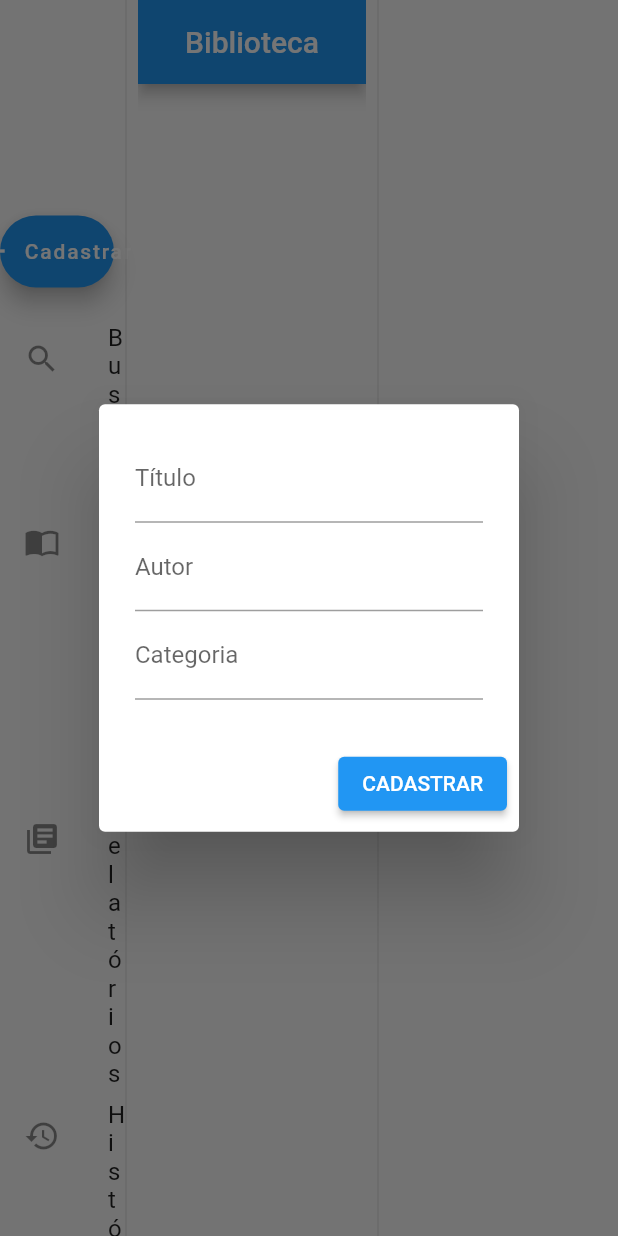
After one commit to RenataSisilio/biblioteca_adm, a Flutter app: the screen it shows after launch, after a tap on "Cadastrar", on a phone screen of 412 x 824 dp. The commit adds this screen. Run offline on Flutter 3.47's test engine with Material 2 defaults, Android fonts, the phone set to English and light mode, and no system bars; our stand-ins replace bloc, cloud_firestore, firebase_core, flutter_bloc, get_it; accounts and stored records are empty; generated files the repository leaves out were written again.

Commit message:
feat: complete CRUD

```diff
--- a/lib/routes/center_page.dart
+++ b/lib/routes/center_page.dart
@@ -17,12 +17,8 @@ class CenterPage extends StatelessWidget {
       children: const [
         SearchPage(),
         LibraryPage(),
-        Center(
-          child: Text('Cadastrar'),
-        ),
-        Center(
-          child: Text('Relatórios'),
-        ),
+        Center(child: Text('Relatórios')),
+        Center(child: Text('Histórico')),
       ],
     );
   }
--- /dev/null
+++ b/lib/widgets/book_info_dialog.dart
@@ -0,0 +1,76 @@
+import 'package:flutter/material.dart';
+import 'package:flutter_bloc/flutter_bloc.dart';
+
+import '../get_it.dart';
+import '../models/book.dart';
+import '../services/controllers/library_controller.dart';
+import 'category_form_field.dart';
+
+class BookInfoDialog extends StatelessWidget {
+  const BookInfoDialog({super.key, this.book});
+
+  final Book? book;
+
+  @override
+  Widget build(BuildContext context) {
+    final controller = getIt.get<LibraryController>();
+    final formKey = GlobalKey<FormState>();
+    final title = TextEditingController(text: book?.title);
+    final author = TextEditingController(text: book?.author);
+    final category = TextEditingController(text: book?.category);
+
+    return BlocBuilder<LibraryController, LibraryState>(
+      bloc: controller,
+      builder: (context, state) {
+        return state == LibraryState.saving
+            ? const Center(
+                child: CircularProgressIndicator(),
+              )
+            : AlertDialog(
+                content: Form(
+                  key: formKey,
+                  child: Column(
+                    mainAxisSize: MainAxisSize.min,
+                    children: [
+                      TextFormField(
+                        controller: title,
+                        decoration: const InputDecoration(
+                          labelText: 'Título',
+                        ),
+                      ),
+                      TextFormField(
+                        controller: author,
+                        decoration: const InputDecoration(
+                          labelText: 'Autor',
+                        ),
+                      ),
+                      CategoryFormField(category),
+                    ],
+                  ),
+                ),
+                actions: [
+                  ElevatedButton(
+                    onPressed: () async {
+                      final navigator = Navigator.of(context);
+                      book == null
+                          ? await controller.create(
+                              title.text,
+                              author.text,
+                              category.text,
+                            )
+                          : await controller.edit(
+                              book!.id!,
+                              title.text,
+                              author.text,
+                              category.text,
+                            );
+                      navigator.pop();
+                    },
+                    child: Text(book == null ? 'CADASTRAR' : 'SALVAR'),
+                  ),
+                ],
+              );
+      },
+    );
+  }
+}
--- /dev/null
+++ b/lib/widgets/category_form_field.dart
@@ -0,0 +1,59 @@
+import 'package:flutter/material.dart';
+
+import '../get_it.dart';
+import '../services/controllers/library_controller.dart';
+
+class CategoryFormField extends StatelessWidget {
+  const CategoryFormField(this.category, {super.key});
+
+  final TextEditingController category;
+
+  @override
+  Widget build(BuildContext context) {
+    final controller = getIt.get<LibraryController>();
+    final categories = controller.getCategories();
+    return Autocomplete(
+      initialValue: category.value,
+      fieldViewBuilder:
+          (context, textEditingController, focusNode, onFieldSubmitted) =>
+              TextFormField(
+        controller: textEditingController,
+        focusNode: focusNode,
+        onFieldSubmitted: (String value) {
+          onFieldSubmitted();
+        },
+        decoration: const InputDecoration(
+          label: Text('Categoria'),
+        ),
+      ),
+      optionsBuilder: (textEditingValue) {
+        if (textEditingValue.text == '') {
+          return const Iterable<String>.empty();
+        }
+        final List<String> result = categories.fold(
+          <String>[],
+          (res, element) {
+            if (element.toLowerCase().startsWith(
+                  textEditingValue.text.toLowerCase(),
+                )) {
+              res.add(element);
+            }
+            return res;
+          },
+        ).toList();
+        result.addAll(
+          categories
+              .where(
+                (element) => element.toLowerCase().contains(
+                      textEditingValue.text.toLowerCase(),
+                    ),
+              )
+              .where((element) => !result.contains(element)),
+        );
+        category.text = textEditingValue.text;
+        return result;
+      },
+      onSelected: (option) => category.text = option,
+    );
+  }
+}
--- a/lib/widgets/side_menu.dart
+++ b/lib/widgets/side_menu.dart
@@ -1,6 +1,7 @@
 import 'package:flutter/material.dart';
 
 import '../get_it.dart';
+import 'book_info_dialog.dart';
 
 class SideMenu extends StatelessWidget {
   const SideMenu({super.key});
@@ -21,6 +22,16 @@ class SideMenu extends StatelessWidget {
             ),
           ),
         ),
+        const SizedBox(height: 20),
+        FloatingActionButton.extended(
+          onPressed: () => showDialog(
+            context: context,
+            builder: (context) => const BookInfoDialog(),
+          ),
+          icon: const Icon(Icons.add),
+          label: const Text('Cadastrar'),
+        ),
+        const SizedBox(height: 20),
         ListTile(
           onTap: () {
             pageController.jumpToPage(0);
@@ -39,16 +50,16 @@ class SideMenu extends StatelessWidget {
             pageController.jumpToPage(2);
             endPageController.value = Container();
           },
-          leading: const Icon(Icons.add),
-          title: const Text('Cadastrar'),
+          leading: const Icon(Icons.library_books),
+          title: const Text('Relatórios'),
         ),
         ListTile(
           onTap: () {
-            pageController.jumpToPage(3);
+            pageController.jumpToPage(2);
             endPageController.value = Container();
           },
-          leading: const Icon(Icons.library_books),
-          title: const Text('Relatórios'),
+          leading: const Icon(Icons.history),
+          title: const Text('Histórico'),
         ),
       ],
     );
```
Also changed, not shown: lib/routes/shelf/shelf_view.dart (+6 -3 lines), lib/services/controllers/library_controller.dart (+87 -0 lines), lib/services/repositories/firebase_library_repository.dart (+34 -7 lines), lib/services/repositories/library_repository.dart (+7 -5 lines), lib/widgets/book_info.dart (+35 -3 lines), lib/widgets/confirmation_dialog.dart (added, +44 -0 lines).
